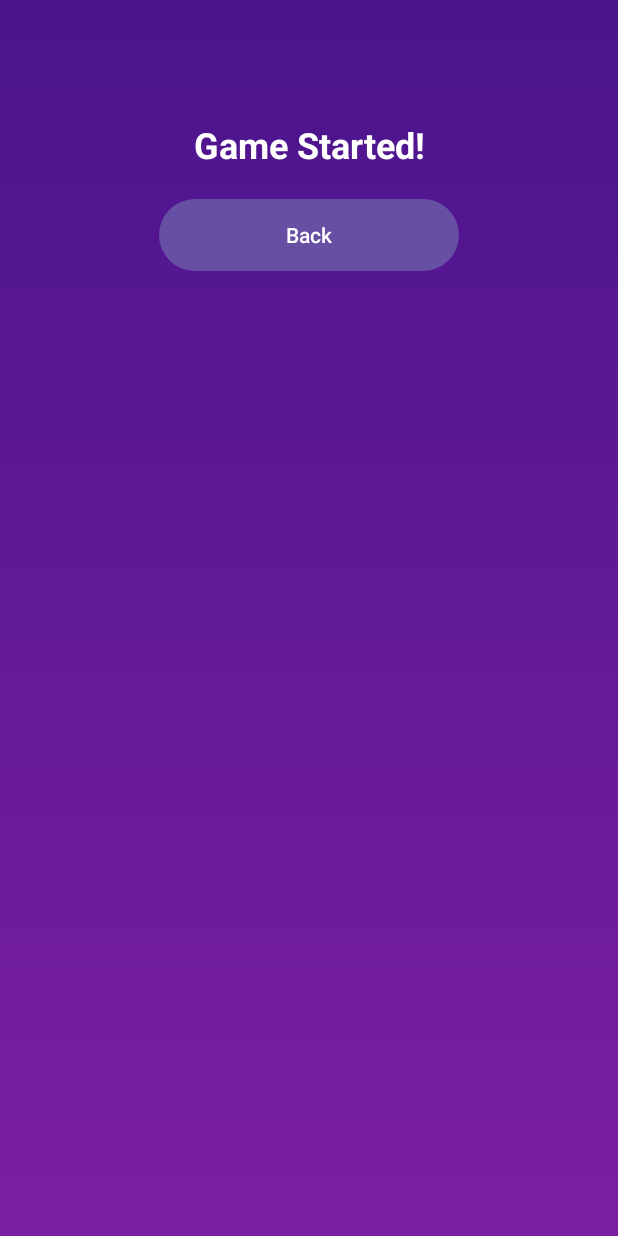
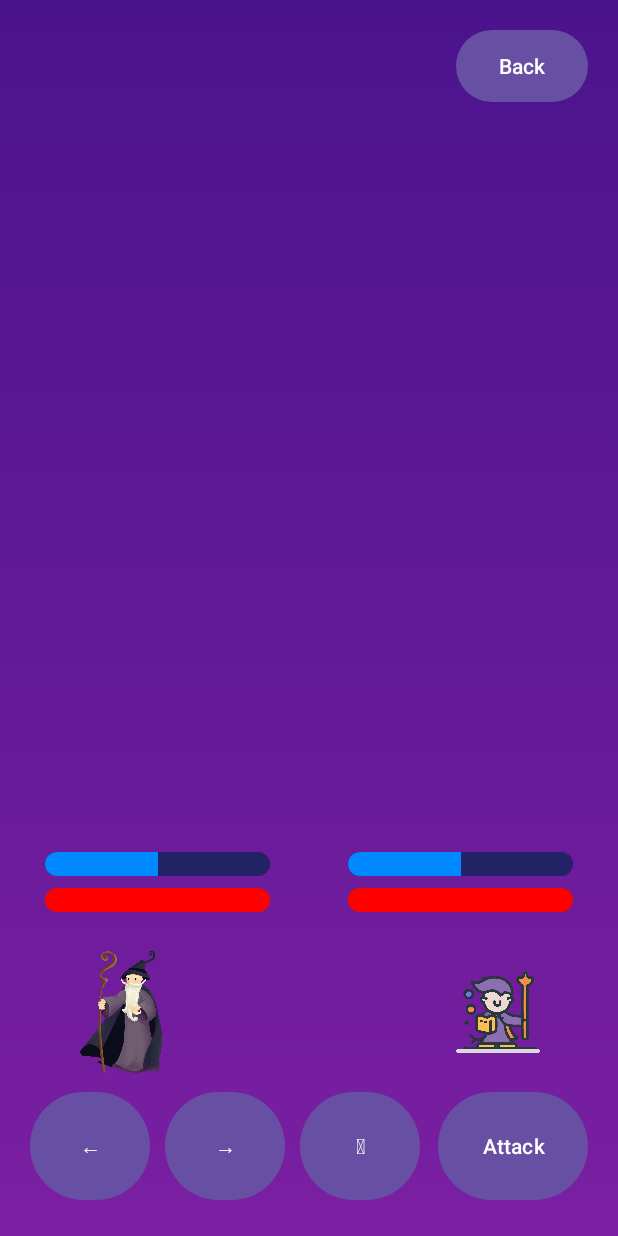
Before and after one commit to mistelltein/FightMobAppGame, an Android app: the GameActivity screen opened directly, with no data from a screen before it, on a phone screen of 412 x 824 dp. Run offline under Robolectric (Android 15) with nearby library versions, the phone set to English and light mode, and no system bars.

Commit message:
feat(game): add wizards, UI elements, and HP/MP system

```diff
--- a/app/src/main/java/com/example/fightgame/GameActivity.java
+++ b/app/src/main/java/com/example/fightgame/GameActivity.java
@@ -1,18 +1,75 @@
 package com.example.fightgame;
+
+import androidx.appcompat.app.AppCompatActivity;
 
 import android.os.Bundle;
 import android.widget.Button;
+import android.widget.ImageView;
+import android.widget.ProgressBar;
 
-import androidx.appcompat.app.AppCompatActivity;
+import com.example.fightgame.models.Player;
 
 public class GameActivity extends AppCompatActivity {
+
+    private Player player1;
+    private Player player2;
+
+    private ProgressBar progressHP1;
+    private ProgressBar progressMP1;
+    private ProgressBar progressHP2;
+    private ProgressBar progressMP2;
+
+    private ImageView wizard1;
+    private ImageView wizard2;
 
     @Override
     protected void onCreate(Bundle savedInstanceState) {
         super.onCreate(savedInstanceState);
         setContentView(R.layout.activity_game);
 
+        player1 = new Player(100, 50);
+        player2 = new Player(100, 50);
+
+        wizard1 = findViewById(R.id.wizard1);
+        wizard2 = findViewById(R.id.wizard2);
+
+        progressHP1 = findViewById(R.id.progressHP1);
+        progressMP1 = findViewById(R.id.progressMP1);
+        progressHP2 = findViewById(R.id.progressHP2);
+        progressMP2 = findViewById(R.id.progressMP2);
+
+        Button btnLeft = findViewById(R.id.btnLeft);
+        Button btnRight = findViewById(R.id.btnRight);
+        Button btnJump = findViewById(R.id.btnJump);
+        Button btnAttack = findViewById(R.id.btnAttack);
         Button backButton = findViewById(R.id.backButton);
+
+        updateUI();
+
+        btnLeft.setOnClickListener(v -> {
+            // TODO: Логика передвижения влево
+        });
+
+        btnRight.setOnClickListener(v -> {
+            // TODO: Логика передвижения вправо
+        });
+
+        btnJump.setOnClickListener(v -> {
+            // TODO: Логика прыжка
+        });
+
+        btnAttack.setOnClickListener(v -> {
+            // TODO: Логика атаки: тратим ману, создаём снаряд и т.д.
+            updateUI();
+        });
+
         backButton.setOnClickListener(v -> finish());
     }
+
+    private void updateUI() {
+        progressHP1.setProgress(player1.getCurrentHP());
+        progressMP1.setProgress(player1.getCurrentMP());
+        progressHP2.setProgress(player2.getCurrentHP());
+        progressMP2.setProgress(player2.getCurrentMP());
+    }
 }
--- /dev/null
+++ b/app/src/main/res/drawable/progress_hp.xml
@@ -0,0 +1,27 @@
+<?xml version="1.0" encoding="utf-8"?>
+<layer-list xmlns:android="http://schemas.android.com/apk/res/android">
+    <item android:id="@android:id/background">
+        <shape android:shape="rectangle">
+            <corners android:radius="8dp"/>
+            <solid android:color="#444444"/>
+        </shape>
+    </item>
+
+    <item android:id="@android:id/secondaryProgress">
+        <clip>
+            <shape android:shape="rectangle">
+                <corners android:radius="8dp"/>
+                <solid android:color="#AA0000"/>
+            </shape>
+        </clip>
+    </item>
+
+    <item android:id="@android:id/progress">
+        <clip>
+            <shape android:shape="rectangle">
+                <corners android:radius="8dp"/>
+                <solid android:color="#FF0000"/>
+            </shape>
+        </clip>
+    </item>
+</layer-list>
--- /dev/null
+++ b/app/src/main/res/drawable/progress_mp.xml
@@ -0,0 +1,27 @@
+<?xml version="1.0" encoding="utf-8"?>
+<layer-list xmlns:android="http://schemas.android.com/apk/res/android">
+    <item android:id="@android:id/background">
+        <shape android:shape="rectangle">
+            <corners android:radius="8dp"/>
+            <solid android:color="#222266"/>
+        </shape>
+    </item>
+
+    <item android:id="@android:id/secondaryProgress">
+        <clip>
+            <shape android:shape="rectangle">
+                <corners android:radius="8dp"/>
+                <solid android:color="#4444AA"/>
+            </shape>
+        </clip>
+    </item>
+
+    <item android:id="@android:id/progress">
+        <clip>
+            <shape android:shape="rectangle">
+                <corners android:radius="8dp"/>
+                <solid android:color="#0088FF"/>
+            </shape>
+        </clip>
+    </item>
+</layer-list>
--- a/app/src/main/res/layout/activity_game.xml
+++ b/app/src/main/res/layout/activity_game.xml
@@ -3,33 +3,140 @@
     xmlns:android="http://schemas.android.com/apk/res/android"
     xmlns:app="http://schemas.android.com/apk/res-auto"
     xmlns:tools="http://schemas.android.com/tools"
+    android:id="@+id/gameRoot"
     android:layout_width="match_parent"
     android:layout_height="match_parent"
     tools:context=".GameActivity"
     android:background="@drawable/background_gradient">
 
-    <TextView
-        android:id="@+id/gameTitle"
-        android:layout_width="wrap_content"
+    <!-- Персонаж 1 -->
+    <ImageView
+        android:id="@+id/wizard1"
+        android:layout_width="100dp"
+        android:layout_height="100dp"
+        android:src="@drawable/ic_wizard1"
+        android:adjustViewBounds="true"
+        app:layout_constraintBottom_toBottomOf="parent"
+        app:layout_constraintStart_toStartOf="parent"
+        android:layout_marginBottom="100dp"
+        android:layout_marginStart="30dp"/>
+
+    <!-- Персонаж 2 -->
+    <ImageView
+        android:id="@+id/wizard2"
+        android:layout_width="100dp"
+        android:layout_height="100dp"
+        android:src="@drawable/ic_wizard2"
+        android:adjustViewBounds="true"
+        app:layout_constraintBottom_toBottomOf="parent"
+        app:layout_constraintEnd_toEndOf="parent"
+        android:layout_marginBottom="100dp"
+        android:layout_marginEnd="30dp"/>
+
+    <!-- Полоска HP для персонажа 1 -->
+    <ProgressBar
+        android:id="@+id/progressHP1"
+        style="?android:attr/progressBarStyleHorizontal"
+        android:layout_width="150dp"
         android:layout_height="wrap_content"
-        android:text="@string/game_started"
-        android:textSize="24sp"
-        android:textColor="@color/white"
-        android:textStyle="bold"
-        app:layout_constraintTop_toTopOf="parent"
+        android:progressDrawable="@drawable/progress_hp"
+        android:max="100"
+        android:progress="100"
+        app:layout_constraintBottom_toTopOf="@+id/wizard1"
+        app:layout_constraintStart_toStartOf="@+id/wizard1"
+        android:layout_marginBottom="16dp" />
+
+    <!-- Полоска MP для персонажа 1 -->
+    <ProgressBar
+        android:id="@+id/progressMP1"
+        style="?android:attr/progressBarStyleHorizontal"
+        android:layout_width="150dp"
+        android:layout_height="wrap_content"
+        android:progressDrawable="@drawable/progress_mp"
+        android:max="100"
+        android:progress="100"
+        app:layout_constraintBottom_toTopOf="@+id/progressHP1"
+        app:layout_constraintStart_toStartOf="@+id/progressHP1"
+        android:layout_marginBottom="8dp" />
+
+    <!-- Полоска HP для персонажа 2 -->
+    <ProgressBar
+        android:id="@+id/progressHP2"
+        style="?android:attr/progressBarStyleHorizontal"
+        android:layout_width="150dp"
+        android:layout_height="wrap_content"
+        android:progressDrawable="@drawable/progress_hp"
+        android:max="100"
+        android:progress="100"
+        app:layout_constraintBottom_toTopOf="@+id/wizard2"
+        app:layout_constraintEnd_toEndOf="@+id/wizard2"
+        android:layout_marginBottom="16dp" />
+
+    <!-- Полоска MP для персонажа 2 -->
+    <ProgressBar
+        android:id="@+id/progressMP2"
+        style="?android:attr/progressBarStyleHorizontal"
+        android:layout_width="150dp"
+        android:layout_height="wrap_content"
+        android:progressDrawable="@drawable/progress_mp"
+        android:max="100"
+        android:progress="100"
+        app:layout_constraintBottom_toTopOf="@+id/progressHP2"
+        app:layout_constraintEnd_toEndOf="@+id/progressHP2"
+        android:layout_marginBottom="8dp" />
+
+    <!-- Кнопки управления (для примера) -->
+    <Button
+        android:id="@+id/btnLeft"
+        android:layout_width="80dp"
+        android:layout_height="80dp"
+        android:text="←"
+        app:layout_constraintBottom_toBottomOf="parent"
         app:layout_constraintStart_toStartOf="parent"
-        app:layout_constraintEnd_toEndOf="parent"
-        android:layout_marginTop="80dp"/>
+        android:layout_marginBottom="20dp"
+        android:layout_marginStart="20dp" />
 
     <Button
+        android:id="@+id/btnRight"
+        android:layout_width="80dp"
+        android:layout_height="80dp"
+        android:text="→"
+        app:layout_constraintBottom_toBottomOf="parent"
+        app:layout_constraintStart_toEndOf="@+id/btnLeft"
+        android:layout_marginBottom="20dp"
+        android:layout_marginStart="10dp" />
+
+    <Button
+        android:id="@+id/btnJump"
+        android:layout_width="80dp"
+        android:layout_height="80dp"
+        android:text="⮝"
+        app:layout_constraintBottom_toBottomOf="parent"
+        app:layout_constraintStart_toEndOf="@+id/btnRight"
+        android:layout_marginBottom="20dp"
+        android:layout_marginStart="10dp" />
+
+    <Button
+        android:id="@+id/btnAttack"
+        android:layout_width="100dp"
+        android:layout_height="80dp"
+        android:text="Attack"
+        app:layout_constraintBottom_toBottomOf="parent"
+        app:layout_constraintEnd_toEndOf="parent"
+        android:layout_marginBottom="20dp"
+        android:layout_marginEnd="20dp" />
+
+    <!-- Кнопка выхода (назад) -->
+    <Button
         android:id="@+id/backButton"
-        android:layout_width="200dp"
+        android:layout_width="wrap_content"
         android:layout_height="wrap_content"
         android:text="@string/back_button"
         android:background="@drawable/button_background"
         android:textColor="@color/white"
+        app:layout_constraintTop_toTopOf="parent"
+        app:layout_constraintEnd_toEndOf="parent"
         android:layout_marginTop="20dp"
-        app:layout_constraintTop_toBottomOf="@id/gameTitle"
-        app:layout_constraintStart_toStartOf="parent"
-        app:layout_constraintEnd_toEndOf="parent"/>
+        android:layout_marginEnd="20dp" />
+
 </androidx.constraintlayout.widget.ConstraintLayout>
```
Also changed, not shown: app/src/main/res/drawable/ic_wizard1.png (added), app/src/main/res/drawable/ic_wizard2.png (added).
